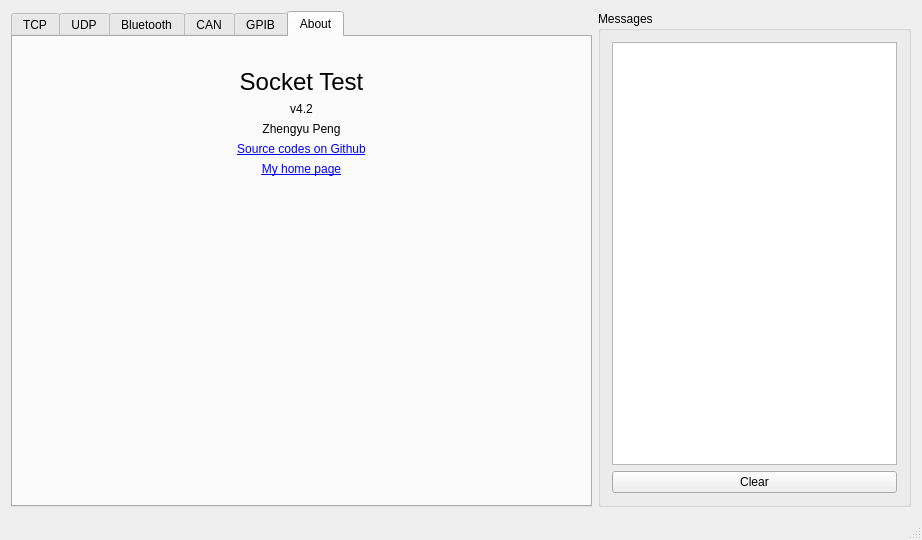
The window that mainwindow.ui (rookiepeng/comm-test) describes before a commit, drawn with Qt 5.
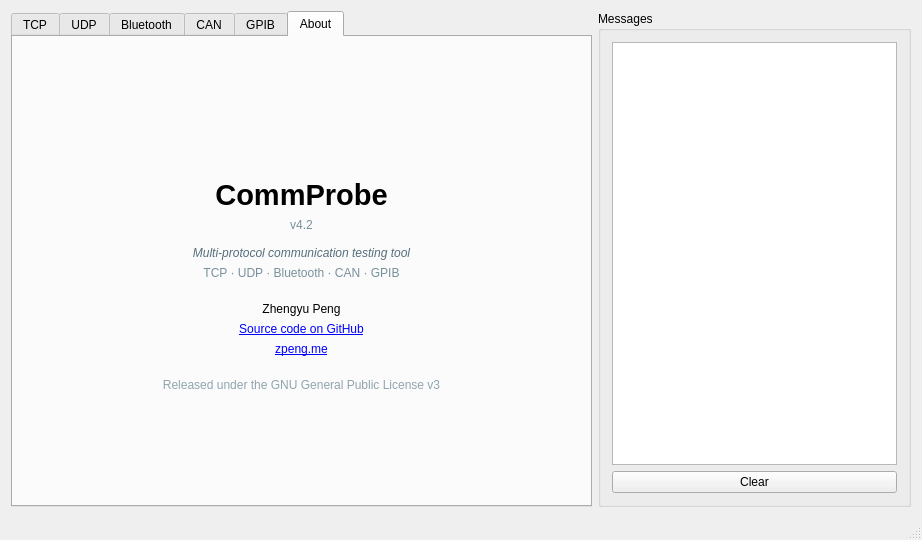
The same window after the commit. The open tabs and pages were chosen to show the change. Icons and pictures are not drawn.

Commit message: Rename Socket Test to CommProbe and rebrand UI

Diff of the .ui file:
```diff
--- a/mainwindow.ui
+++ b/mainwindow.ui
@@ -1232,7 +1232,7 @@
            <enum>Qt::Vertical</enum>
           </property>
           <property name="sizeType">
-           <enum>QSizePolicy::Fixed</enum>
+           <enum>QSizePolicy::Expanding</enum>
           </property>
           <property name="sizeHint" stdset="0">
            <size>
@@ -1242,11 +1242,48 @@
           </property>
          </spacer>
         </item>
+        <item>
+         <widget class="QLabel" name="label_AppIcon">
+          <property name="maximumSize">
+           <size>
+            <width>16777215</width>
+            <height>64</height>
+           </size>
+          </property>
+          <property name="alignment">
+           <set>Qt::AlignCenter</set>
+          </property>
+          <property name="pixmap">
+           <pixmap>res/commprobe.png</pixmap>
+          </property>
+          <property name="scaledContents">
+           <bool>false</bool>
+          </property>
+         </widget>
+        </item>
+        <item>
+         <spacer name="verticalSpacer_iconTitle">
+          <property name="orientation">
+           <enum>Qt::Vertical</enum>
+          </property>
+          <property name="sizeType">
+           <enum>QSizePolicy::Fixed</enum>
+          </property>
+          <property name="sizeHint" stdset="0">
+           <size>
+            <width>20</width>
+            <height>8</height>
+           </size>
+          </property>
+         </spacer>
+        </item>
         <item>
          <widget class="QLabel" name="label_5">
           <property name="font">
            <font>
-            <pointsize>18</pointsize>
+            <pointsize>22</pointsize>
+            <weight>75</weight>
+            <bold>true</bold>
            </font>
           </property>
           <property name="cursor">
@@ -1256,7 +1293,7 @@
            <enum>Qt::LeftToRight</enum>
           </property>
           <property name="text">
-           <string>Socket Test</string>
+           <string>CommProbe</string>
           </property>
           <property name="alignment">
            <set>Qt::AlignCenter</set>
@@ -1268,6 +1305,9 @@
         </item>
         <item>
          <widget class="QLabel" name="label_AppVersion">
+          <property name="styleSheet">
+           <string>color: #78909C;</string>
+          </property>
           <property name="text">
            <string>v4.2</string>
           </property>
@@ -1279,6 +1319,64 @@
           </property>
          </widget>
         </item>
+        <item>
+         <spacer name="verticalSpacer_tagline">
+          <property name="orientation">
+           <enum>Qt::Vertical</enum>
+          </property>
+          <property name="sizeType">
+           <enum>QSizePolicy::Fixed</enum>
+          </property>
+          <property name="sizeHint" stdset="0">
+           <size>
+            <width>20</width>
+            <height>8</height>
+           </size>
+          </property>
+         </spacer>
+        </item>
+        <item>
+         <widget class="QLabel" name="label_Tagline">
+          <property name="styleSheet">
+           <string>color: #546E7A; font-style: italic;</string>
+          </property>
+          <property name="text">
+           <string>Multi-protocol communication testing tool</string>
+          </property>
+          <property name="alignment">
+           <set>Qt::AlignCenter</set>
+          </property>
+         </widget>
+        </item>
+        <item>
+         <widget class="QLabel" name="label_Protocols">
+          <property name="styleSheet">
+           <string>color: #78909C; font-size: small;</string>
+          </property>
+          <property name="text">
+           <string>TCP · UDP · Bluetooth · CAN · GPIB</string>
+          </property>
+          <property name="alignment">
+           <set>Qt::AlignCenter</set>
+          </property>
+         </widget>
+        </item>
+        <item>
+         <spacer name="verticalSpacer_links">
+          <property name="orientation">
+           <enum>Qt::Vertical</enum>
+          </property>
+          <property name="sizeType">
+           <enum>QSizePolicy::Fixed</enum>
+          </property>
+          <property name="sizeHint" stdset="0">
+           <size>
+            <width>20</width>
+            <height>16</height>
+           </size>
+          </property>
+         </spacer>
+        </item>
         <item>
          <widget class="QLabel" name="label_7">
           <property name="text">
@@ -1292,7 +1390,7 @@
         <item>
          <widget class="QLabel" name="label_GitHub">
           <property name="text">
-           <string>&lt;html&gt;&lt;head/&gt;&lt;body&gt;&lt;p&gt;&lt;a href=&quot;https://github.com/rookiepeng/socket-test&quot; target=&quot;_blank&quot;&gt;&lt;span style=&quot; text-decoration: underline; color:#0000ff;&quot;&gt;Source codes on Github&lt;/span&gt;&lt;/a&gt;&lt;/p&gt;&lt;/body&gt;&lt;/html&gt;</string>
+           <string>&lt;html&gt;&lt;head/&gt;&lt;body&gt;&lt;p&gt;&lt;a href=&quot;https://github.com/rookiepeng/comm-test&quot; target=&quot;_blank&quot;&gt;Source code on GitHub&lt;/a&gt;&lt;/p&gt;&lt;/body&gt;&lt;/html&gt;</string>
           </property>
           <property name="alignment">
            <set>Qt::AlignCenter</set>
@@ -1305,13 +1403,42 @@
         <item>
          <widget class="QLabel" name="label_HomePage">
           <property name="text">
-           <string>&lt;html&gt;&lt;head/&gt;&lt;body&gt;&lt;p&gt;&lt;a href=&quot;https://zpeng.me/&quot; target=&quot;_blank&quot;&gt;&lt;span style=&quot; text-decoration: underline; color:#0000ff;&quot;&gt;My home page&lt;/span&gt;&lt;/a&gt;&lt;/p&gt;&lt;/body&gt;&lt;/html&gt;</string>
+           <string>&lt;html&gt;&lt;head/&gt;&lt;body&gt;&lt;p&gt;&lt;a href=&quot;https://zpeng.me/&quot; target=&quot;_blank&quot;&gt;zpeng.me&lt;/a&gt;&lt;/p&gt;&lt;/body&gt;&lt;/html&gt;</string>
           </property>
           <property name="alignment">
            <set>Qt::AlignCenter</set>
           </property>
           <property name="textInteractionFlags">
-           <set>Qt::LinksAccessibleByMouse|Qt::TextSelectableByMouse</set>
+           <set>Qt::LinksAccessibleByKeyboard|Qt::LinksAccessibleByMouse</set>
+          </property>
+         </widget>
+        </item>
+        <item>
+         <spacer name="verticalSpacer_copyright">
+          <property name="orientation">
+           <enum>Qt::Vertical</enum>
+          </property>
+          <property name="sizeType">
+           <enum>QSizePolicy::Fixed</enum>
+          </property>
+          <property name="sizeHint" stdset="0">
+           <size>
+            <width>20</width>
+            <height>16</height>
+           </size>
+          </property>
+         </spacer>
+        </item>
+        <item>
+         <widget class="QLabel" name="label_License">
+          <property name="styleSheet">
+           <string>color: #90A4AE; font-size: small;</string>
+          </property>
+          <property name="text">
+           <string>Released under the GNU General Public License v3</string>
+          </property>
+          <property name="alignment">
+           <set>Qt::AlignCenter</set>
           </property>
          </widget>
         </item>
```
Left out of the diff: 19 changed lines with no effect on the pictures. The commit also changes 8 other files.
